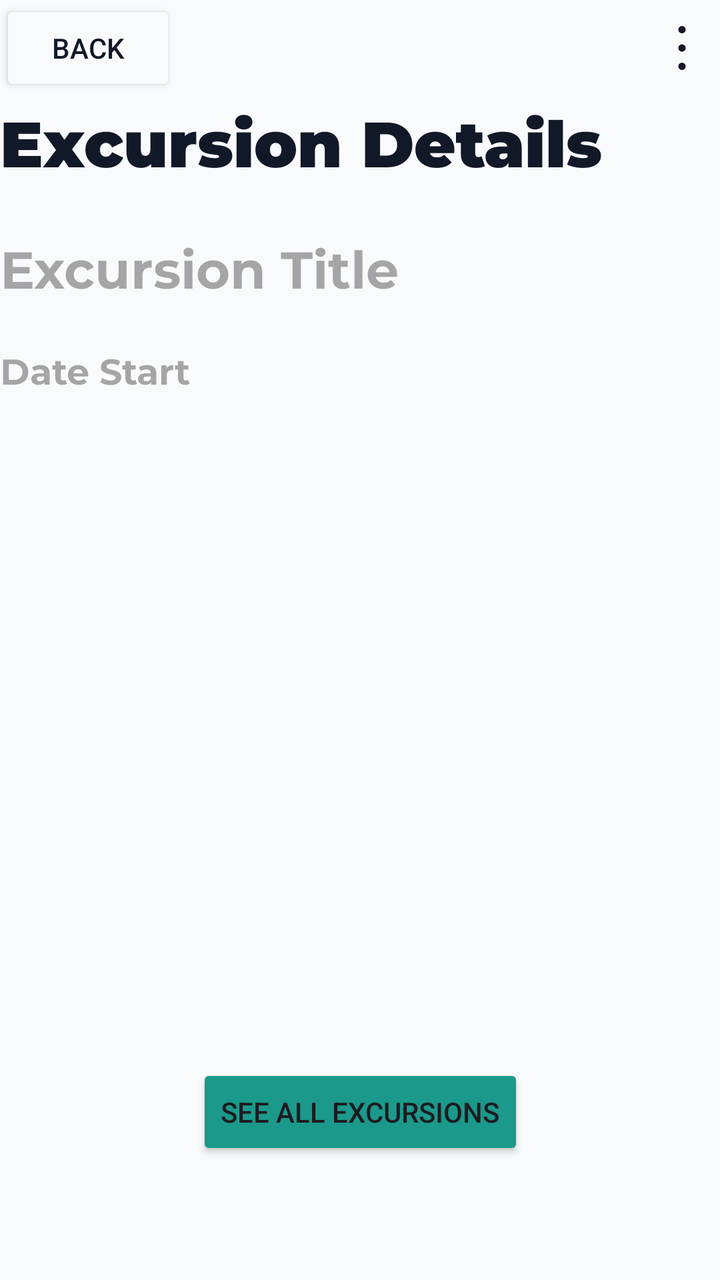
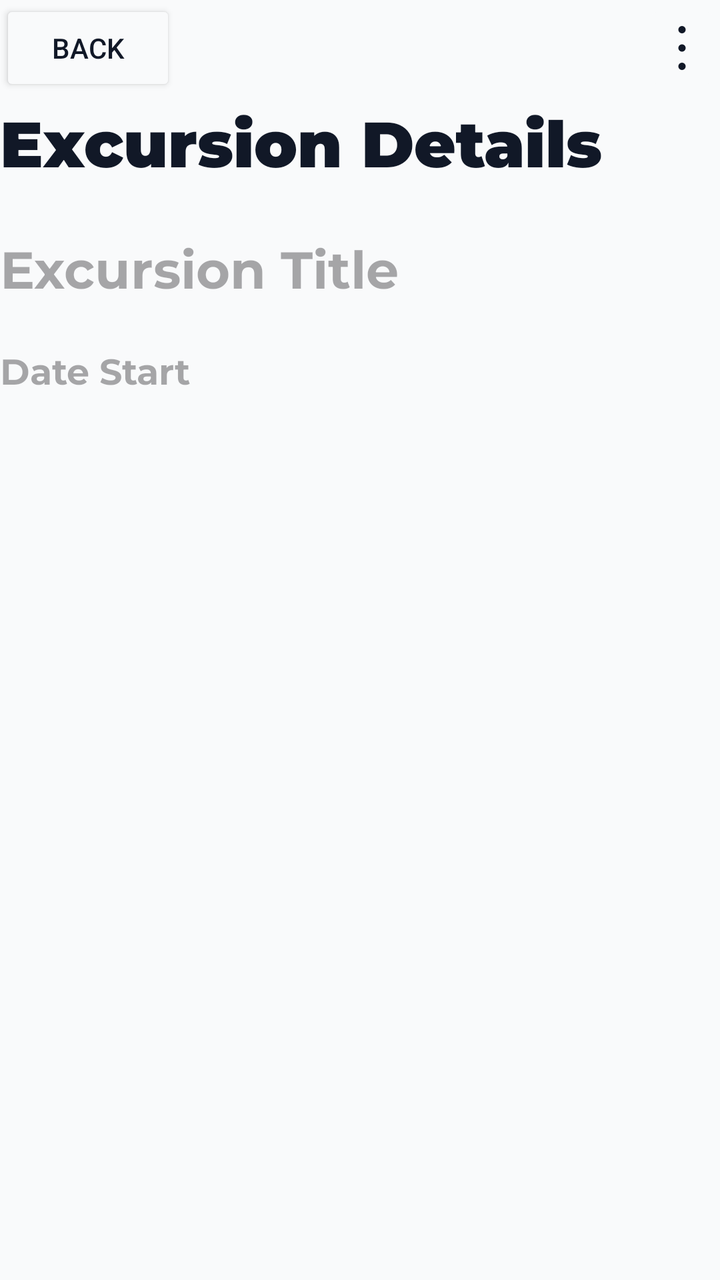

Two renders of the same Android screen: before a commit and after it. Below are the layout's source before the change and the commit's diff.
<!-- AndroidManifest.xml: application theme Theme.MyApplication -->
<!-- res/layout/activity_excursion_details.xml -->
<?xml version="1.0" encoding="utf-8"?>
<androidx.constraintlayout.widget.ConstraintLayout xmlns:android="http://schemas.android.com/apk/res/android"
    xmlns:app="http://schemas.android.com/apk/res-auto"
    xmlns:tools="http://schemas.android.com/tools"
    android:id="@+id/main"
    android:layout_width="match_parent"
    android:layout_height="match_parent"
    tools:context=".UI.ExcursionDetails"
    android:background="@color/Background"
    android:layout_margin="24dp">

    <LinearLayout
        android:id="@+id/linearLayout"
        android:layout_width="match_parent"
        android:layout_height="wrap_content"
        android:orientation="vertical"
        app:layout_constraintStart_toEndOf="parent"
        app:layout_constraintTop_toTopOf="parent">

        <LinearLayout
            android:layout_width="match_parent"
            android:layout_height="0dp"
            android:layout_weight="1"
            android:orientation="horizontal">

            <Button
                android:id="@+id/btnBack"
                android:layout_width="wrap_content"
                android:layout_height="wrap_content"
                android:backgroundTint="@color/Background"
                android:padding="8dp"
                android:text="Back"
                android:textColor="@color/Text"
                app:icon="@drawable/arrow_small_left"
                app:iconGravity="start"
                app:iconTint="@color/Text"/>

            <Space
                android:layout_width="0dp"
                android:layout_height="wrap_content"
                android:layout_weight="1"/>

            <ImageButton
                android:id="@+id/btnOptions"
                android:layout_width="38dp"
                android:layout_height="48dp"
                android:padding="8dp"
                android:scaleType="fitCenter"
                android:src="@drawable/menu_dots_vertical"
                app:tint="@color/Text"
                app:backgroundTint="@color/Background"/>

        </LinearLayout>

        <TextView
            android:id="@+id/vacationDetailTitle"
            android:layout_width="match_parent"
            android:layout_height="wrap_content"
            android:fontFamily="@font/montserrat_black"
            android:text="@string/excursion_details_title"
            android:textColor="@color/Text"
            android:textSize="32sp"
            android:layout_marginBottom="16dp"
            android:clickable="true"
            android:focusable="true"
            android:background="@null"/>

        <EditText
            android:id="@+id/titleText"
            android:layout_width="wrap_content"
            android:layout_height="wrap_content"
            android:fontFamily="@font/montserrat_bold"
            android:hint="Excursion Title"
            android:textColor="@color/Text"
            android:textSize="26sp"
            android:layout_marginBottom="16dp"
            android:clickable="true"
            android:focusable="true"
            android:background="@null"/>

        <EditText
            android:id="@+id/dateStartText"
            android:layout_width="wrap_content"
            android:layout_height="wrap_content"
            android:hint="Date Start"
            android:fontFamily="@font/montserrat_bold"
            android:textSize="18sp"
            android:textColor="@color/Text"
            android:clickable="true"
            android:focusable="true"
            android:background="@null"/>
    </LinearLayout>

    <Button
        android:id="@+id/btnSeeAllExc"
        android:layout_width="wrap_content"
        android:layout_height="wrap_content"
        android:layout_marginBottom="60dp"
        android:text="See All Excursions"
        android:backgroundTint="@color/Accent"
        app:layout_constraintBottom_toBottomOf="parent"
        app:layout_constraintStart_toStartOf="parent"
        app:layout_constraintEnd_toEndOf="parent"/>

</androidx.constraintlayout.widget.ConstraintLayout>
<!-- resources referenced by this layout -->
<resources>
  <color name="Accent">#1B998B</color>
  <color name="Background">#F9FAFB</color>
  <color name="Text">#111827</color>
  <!-- drawable arrow_small_left (drawable) -->
  <vector xmlns:android="http://schemas.android.com/apk/res/android"
      android:width="512dp"
      android:height="512dp"
      android:viewportWidth="24"
      android:viewportHeight="24">
    <path
        android:fillColor="#FF000000"
        android:pathData="M19,11H9l3.29,-3.29a1,1 0,0 0,0 -1.42,1 1,0 0,0 -1.41,0l-4.29,4.3A2,2 0,0 0,6 12H6a2,2 0,0 0,0.59 1.4l4.29,4.3a1,1 0,1 0,1.41 -1.42L9,13H19a1,1 0,0 0,0 -2Z"/>
  </vector>
  <!-- drawable menu_dots_vertical (drawable) -->
  <vector xmlns:android="http://schemas.android.com/apk/res/android"
      android:width="512dp"
      android:height="512dp"
      android:viewportWidth="24"
      android:viewportHeight="24">
    <path
        android:fillColor="#FF000000"
        android:pathData="M12,2m-2,0a2,2 0,1 1,4 0a2,2 0,1 1,-4 0"/>
    <path
        android:fillColor="#FF000000"
        android:pathData="M12,12m-2,0a2,2 0,1 1,4 0a2,2 0,1 1,-4 0"/>
    <path
        android:fillColor="#FF000000"
        android:pathData="M12,22m-2,0a2,2 0,1 1,4 0a2,2 0,1 1,-4 0"/>
  </vector>
  <string name="excursion_details_title">Excursion Details</string>
  <style name="Theme.MyApplication" parent="Base.Theme.MyApplication" />
  <style name="Base.Theme.MyApplication" parent="Theme.Material3.DayNight.NoActionBar">
          
          
      </style>
</resources>

<!-- the commit's change to res/layout/activity_excursion_details.xml (unified diff, before → after) -->
@@ -91,15 +91,15 @@
             android:background="@null"/>
     </LinearLayout>
 
-    <Button
-        android:id="@+id/btnSeeAllExc"
-        android:layout_width="wrap_content"
-        android:layout_height="wrap_content"
-        android:layout_marginBottom="60dp"
-        android:text="See All Excursions"
-        android:backgroundTint="@color/Accent"
-        app:layout_constraintBottom_toBottomOf="parent"
-        app:layout_constraintStart_toStartOf="parent"
-        app:layout_constraintEnd_toEndOf="parent"/>
+
+
+
+
+
+
+
+
+
+
 
 </androidx.constraintlayout.widget.ConstraintLayout>
<!-- resource entries referenced after the edit -->
@@ -1,6 +1,5 @@
 <!-- resources referenced by this layout -->
 <resources>
-  <color name="Accent">#1B998B</color>
   <color name="Background">#F9FAFB</color>
   <color name="Text">#111827</color>
   <!-- drawable arrow_small_left (drawable) -->
